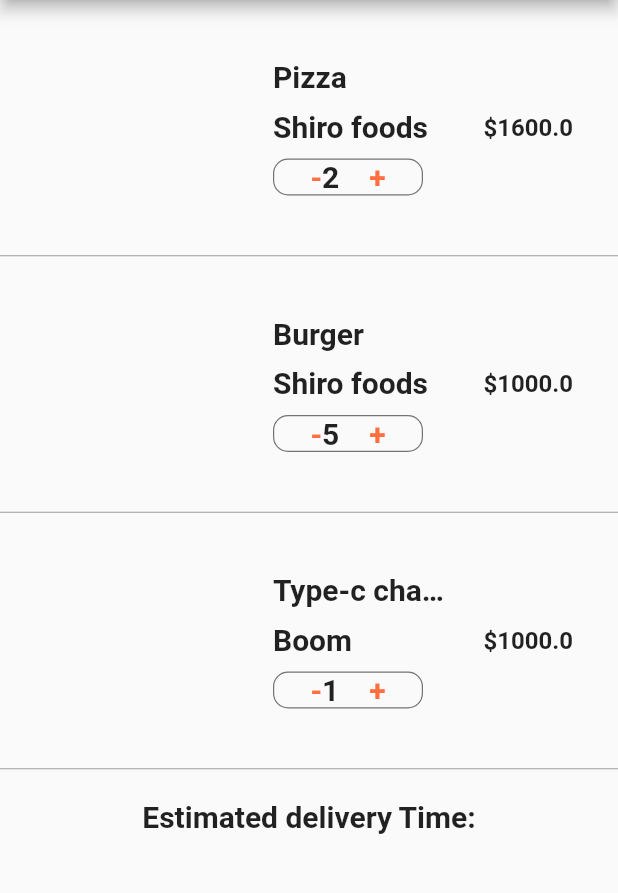
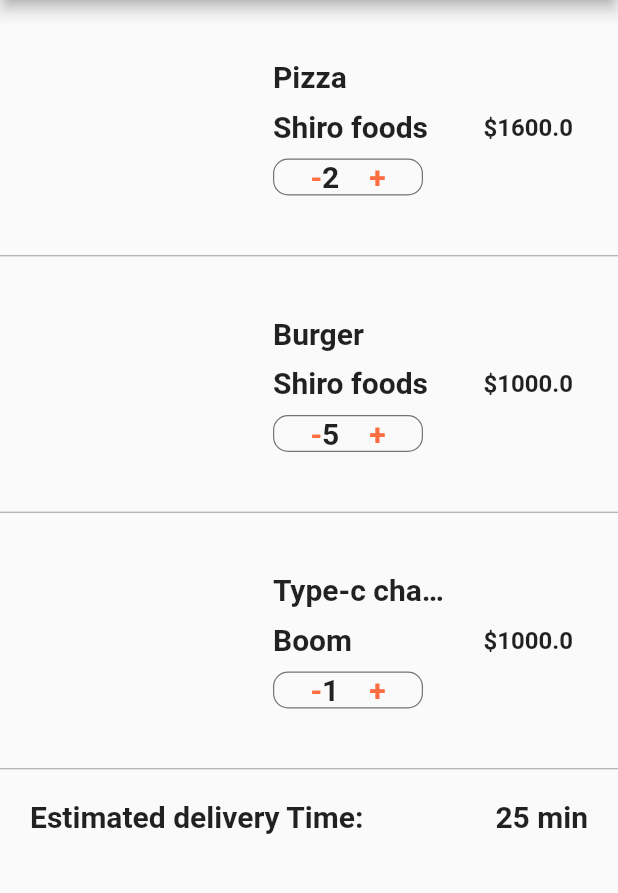
Before and after one commit to ron93/DeliveryApp_flutter, a Flutter app: the CartScreen screen opened directly, on a phone screen of 412 x 824 dp, the part 84-977 px from its top. Run offline on Flutter 3.47's test engine with Material 2 defaults, Android fonts, the phone set to English and light mode, and no system bars.

Commit message:
cart_screen: estimated delivery time -- edit

```diff
--- a/lib/screens/cart_screen.dart
+++ b/lib/screens/cart_screen.dart
@@ -146,13 +146,28 @@ class _CartScreenState extends State<CartScreen> {
             return Padding(
               padding: EdgeInsets.all(20.0),
               child: Column(
-                children: <Widget>[
+                  children: <Widget>[
+                    //estimated delivery time
+                  Row(
+                  mainAxisAlignment: MainAxisAlignment.spaceBetween,
+                  children: <Widget>[
                   Text(
                     'Estimated delivery Time:',
                     style: TextStyle(fontSize:20.0,
                     fontWeight:FontWeight.w600,
                   )
+                  ),
+                  Text(
+                      '25 min',
+                      style: TextStyle(fontSize:20.0,
+                        fontWeight:FontWeight.w600,
+                      )
                   )
+              ],
+
+                  )
+
+
                 ],
               ),
             );
```
